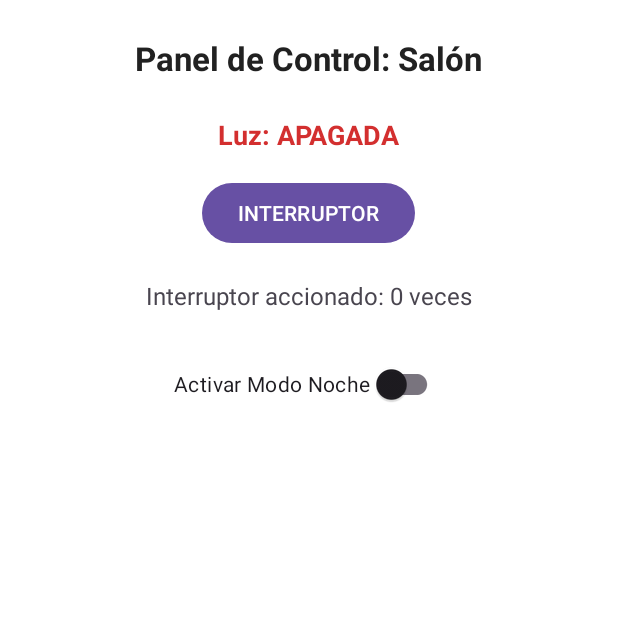
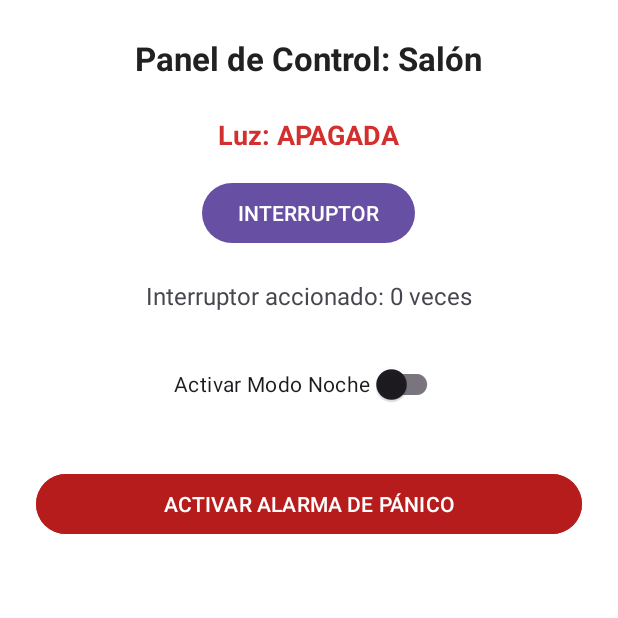
Before and after one commit to Joseba19/SmartHome-Light, an Android app: the screen it shows after launch (MainActivity), on a phone screen of 412 x 824 dp, the top half of it. Run offline under Robolectric (Android 15) with nearby library versions, the phone set to English and light mode, and no system bars.

Commit message:
fast: boton de panico de emergencia

```diff
--- a/app/src/main/java/com/example/smarthomelight/MainActivity.java
+++ b/app/src/main/java/com/example/smarthomelight/MainActivity.java
@@ -5,6 +5,7 @@ import android.view.View;
 import android.widget.Button;
 import android.widget.LinearLayout;
 import android.widget.TextView;
+import android.widget.Toast;
 import androidx.appcompat.app.AppCompatActivity;
 import androidx.core.content.ContextCompat;
 
@@ -26,6 +27,7 @@ public class MainActivity extends AppCompatActivity {
     private TextView tvTitulo;
 
     // TODO RAMA feature/boton-panico: Declarar referencia a btnPanico
+    private Button btnPanico;
 
     @Override
     protected void onCreate(Bundle savedInstanceState) {
@@ -76,5 +78,12 @@ public class MainActivity extends AppCompatActivity {
         });
 
         // TODO RAMA feature/boton-panico: Configurar listener del botón de pánico
+        btnPanico = findViewById(R.id.btnPanico);
+        btnPanico.setOnClickListener(new View.OnClickListener() {
+            @Override
+            public void onClick(View v) {
+                Toast.makeText(MainActivity.this, R.string.toast_alerta_panico, Toast.LENGTH_LONG).show();
+            }
+        });
     }
 }
--- a/app/src/main/res/layout/activity_main.xml
+++ b/app/src/main/res/layout/activity_main.xml
@@ -65,5 +65,13 @@
         Insertar aquí un Button rojo con id 'btnPanico' para
         disparar una alerta crítica que posteriormente será revertida con git revert.
     -->
+    <Button
+        android:id="@+id/btnPanico"
+        android:layout_width="match_parent"
+        android:layout_height="wrap_content"
+        android:layout_marginTop="32dp"
+        android:text="@string/btn_panico_text"
+        android:backgroundTint="@color/alerta_panico"
+        android:textColor="#FFFFFF" />
 
 </LinearLayout>
--- a/app/src/main/res/values/strings.xml
+++ b/app/src/main/res/values/strings.xml
@@ -5,5 +5,7 @@
     <string name="estado_luz_encendida">Luz: ENCENDIDA</string>
     <string name="btn_interruptor">INTERRUPTOR</string>
     <string name="texto_contador">Interruptor accionado: %1$d veces</string>
-    <string name="switch_modo_noche">Activar Modo Noche</string>
+    <string name="switch_modo_noche">Activar Modo Noche</string>ç
+    <string name="btn_panico_text">ACTIVAR ALARMA DE PÁNICO</string>
+    <string name="toast_alerta_panico">¡¡ALARMA ENVIADA A LA CENTRAL DE EMERGENCIAS!!</string>
 </resources>
```
